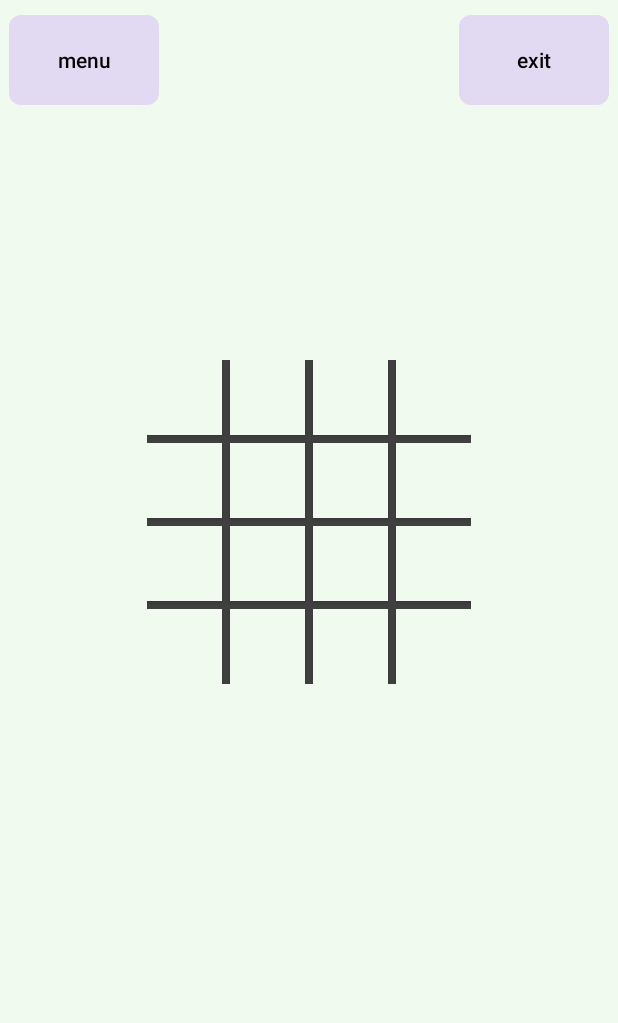
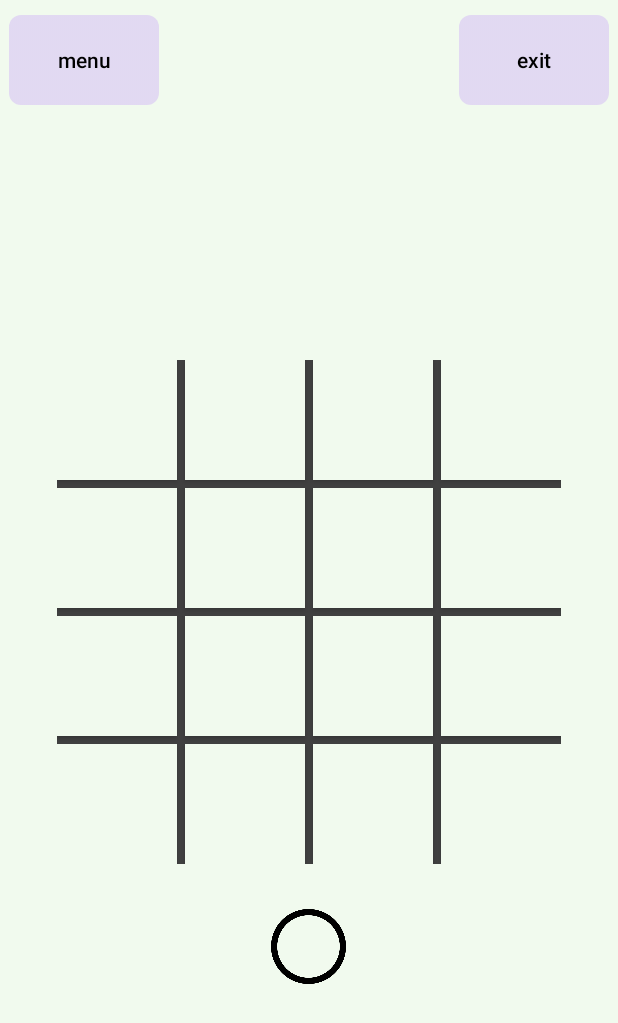
Before and after one commit to souvik757/Game_TicTacToe_Ver1.0.1, an Android app: the StartGame_4x4 screen opened directly, with no data from a screen before it, on a phone screen of 412 x 824 dp. Shown: the top 1023 px of the screen. Run offline under Robolectric (Android 15) with nearby library versions, the phone set to English and light mode, and no system bars.

Commit message:
1 .  Full Functional 3 X 3 2 .  Full Functional 4 X 4 . . . in progress ✔

```diff
--- a/app/src/main/java/com/example/game/GameActivity/StartGame_4x4.java
+++ b/app/src/main/java/com/example/game/GameActivity/StartGame_4x4.java
@@ -2,15 +2,208 @@ package com.example.game.GameActivity;
 
 import androidx.appcompat.app.AppCompatActivity;
 
+import android.animation.ArgbEvaluator;
+import android.animation.ValueAnimator;
+import android.app.AlertDialog;
+import android.content.Context;
+import android.content.DialogInterface;
+import android.content.Intent;
 import android.os.Bundle;
+import android.view.View;
+import android.view.animation.AnimationUtils;
+import android.widget.Button;
+import android.widget.ImageView;
+import android.widget.LinearLayout;
+import android.widget.Toast;
 
+import com.example.game.GameLogic.NLogic;
+import com.example.game.GameLogic.ThreeLogic;
+import com.example.game.GameLogic.raw;
+import com.example.game.ModelView.StartMenu;
 import com.example.game.R;
+
+import java.util.HashMap;
+import java.util.Map;
 
 public class StartGame_4x4 extends AppCompatActivity {
 
+    private int counter = -1 ;
+    private Button[][] button;
+    private Button ButtonRetry ;
+    private Map<Button , Integer> val = new HashMap<>() ;
+    private LinearLayout Board ;
+    private ImageView PlayerTurn ;
+    private ImageView CircleWin ;
+    private ImageView CrossWin ;
     @Override
     protected void onCreate(Bundle savedInstanceState) {
         super.onCreate(savedInstanceState);
         setContentView(R.layout.activity_start_game4x4);
+        InitializeWidgets() ;
+        InitializeViews() ;
+        InitializeAnimations() ;
+    }
+    private void InitializeWidgets(){
+        button = new Button[4][4] ;
+        button[0][0] = findViewById(R.id.Button1) ;
+        button[0][1] = findViewById(R.id.Button2) ;
+        button[0][2] = findViewById(R.id.Button3) ;
+        button[0][3] = findViewById(R.id.Button4) ;
+
+        button[1][0] = findViewById(R.id.Button5) ;
+        button[1][1] = findViewById(R.id.Button6) ;
+        button[1][2] = findViewById(R.id.Button7) ;
+        button[1][3] = findViewById(R.id.Button8) ;
+
+        button[2][0] = findViewById(R.id.Button9) ;
+        button[2][1] = findViewById(R.id.Button10) ;
+        button[2][2] = findViewById(R.id.Button11) ;
+        button[2][3] = findViewById(R.id.Button12) ;
+
+        button[3][0] = findViewById(R.id.Button13) ;
+        button[3][1] = findViewById(R.id.Button14) ;
+        button[3][2] = findViewById(R.id.Button15) ;
+        button[3][3] = findViewById(R.id.Button16) ;
+
+        ButtonRetry  = findViewById(R.id.Button_retry) ;
+        InitializeBoard() ;
+    }
+    private void InitializeBoard() {
+        for (int i = 0 ; i < 4  ; i ++){
+            for (int j = 0 ; j < 4 ; j ++)
+                val.putIfAbsent(button[i][j] , raw.empty) ;
+        }
+    }
+    private void InitializeViews(){
+        Board = findViewById(R.id.GameBoard) ;
+        PlayerTurn = findViewById(R.id.Button_turn) ;
+        CircleWin = findViewById(R.id.winner_circle) ;
+        CrossWin = findViewById(R.id.winner_cross) ;
+        PlayerTurn.setBackground(getDrawable(R.drawable.circle));
+    }
+    private void InitializeAnimations(){
+        Board.setAnimation(AnimationUtils.loadAnimation(StartGame_4x4.this , R.anim.bottom_to_up1));
+        PlayerTurn.setAnimation(AnimationUtils.loadAnimation(StartGame_4x4.this , R.anim.bottom_to_up2));
+    }
+
+    public void GameAct(View view){
+        // increase counter
+        counter++ ;
+        if(counter == 1)
+            ButtonRetry.setVisibility(View.VISIBLE);
+        view.findViewById(view.getId()).setEnabled(false);
+        if(counter % 2 == 0) { // circle ::
+            view.findViewById(view.getId()).setBackground(getDrawable(R.drawable.circle_bg));
+            PlayerTurn.setBackground(getDrawable(R.drawable.cross));
+            val.put(view.findViewById(view.getId()) , raw.circle) ;
+        }
+        else { // cross ::
+            view.findViewById(view.getId()).setBackground(getDrawable(R.drawable.cross_bg));
+            PlayerTurn.setBackground(getDrawable(R.drawable.circle));
+            val.put(view.findViewById(view.getId()) , raw.cross) ;
+        }
+        String winner = CheckForWinner() ;
+        if(counter < 15){
+            if(!winner.equals("draw")){
+                if(winner.equals("circle")){
+                    CircleWin.setVisibility(View.VISIBLE);
+                }
+                if(winner.equals("cross")){
+                    CrossWin.setVisibility(View.VISIBLE);
+                }
+                DisableCLick() ;
+            }
+        }
+        else{
+            if(!winner.equals("draw")){
+                if(winner.equals("circle")){
+                    CircleWin.setVisibility(View.VISIBLE);
+                }
+                if(winner.equals("cross")){
+                    CrossWin.setVisibility(View.VISIBLE);
+                }
+            }
+            else{
+                ChangeBackground();
+                Toast.makeText(this, "draw", Toast.LENGTH_SHORT).show();
+            }
+            DisableCLick() ;
+        }
+
+    }
+
+    private String CheckForWinner(){
+        NLogic obj = new NLogic(button , val) ;
+        int X = obj.CheckRow() ;
+        int Y = obj.CheckCol() ;
+        int Z = obj.CheckDiagonal() ;
+        if(X != -1 || Y != -1 || Z != -1){
+            if(X != -1){
+                if(X == raw.circle)
+                    return "circle" ;
+                if(X == raw.cross)
+                    return "cross" ;
+            }
+            if(Y != -1){
+                if(Y == raw.circle)
+                    return "circle" ;
+                if(Y == raw.cross)
+                    return "cross" ;
+            }
+            if(Z != -1){
+                if(Z == raw.circle)
+                    return "circle" ;
+                if(Z == raw.cross)
+                    return "cross" ;
+            }
+        }
+        return "draw" ;
+    }
+
+    private void ChangeBackground(){
+        int startColor = getResources().getColor(R.color.ash);
+        int endColor = getResources().getColor(R.color.red);
+
+        ValueAnimator colorAnimation = ValueAnimator.ofObject(new ArgbEvaluator(), startColor, endColor);
+        colorAnimation.setDuration(3000); // Duration in milliseconds
+
+        colorAnimation.addUpdateListener(new ValueAnimator.AnimatorUpdateListener() {
+            @Override
+            public void onAnimationUpdate(ValueAnimator animator) {
+                Board.setBackgroundColor((int) animator.getAnimatedValue());
+            }
+        });
+        colorAnimation.start();
+    }
+    private void DisableCLick(){
+        for (int i = 0 ; i < 4  ; i ++){
+            for (int j = 0 ; j < 4 ; j ++)
+                button[i][j].setEnabled(false);
+        }
+    }
+    public void GoToMenu(View view){
+        startActivity(new Intent(this , StartMenu.class));
+        finish() ;
+    }
+    public void GoToExit(View view){
+        finish() ;
+    }
+    public void LaunchGame(View view){
+        startActivity(new Intent(this , StartGame_4x4.class));
+        finish() ;
+    }
+    public void AlertBox(Context context , String message , Class<?> myClass) {
+        AlertDialog.Builder builder = new AlertDialog.Builder(context);
+        builder.setMessage(message);
+        builder.setTitle("Alert !");
+        builder.setCancelable(true);
+        builder.setPositiveButton("confirm", (DialogInterface.OnClickListener) (dialog, which) -> {
+            // do things. . .
+        });
+        builder.setNegativeButton("cancel", (DialogInterface.OnClickListener) (dialog, which) -> {
+            dialog.cancel();
+        });
+        AlertDialog alertDialog = builder.create();
+        alertDialog.show();
     }
 }
--- a/app/src/main/res/layout/activity_start_game4x4.xml
+++ b/app/src/main/res/layout/activity_start_game4x4.xml
@@ -20,6 +20,8 @@
             android:gravity="center"
             android:layout_marginTop="10dp">
             <androidx.appcompat.widget.AppCompatButton
+                android:id="@+id/Button_menu"
+                android:onClick="GoToMenu"
                 android:layout_width="100dp"
                 android:layout_height="60dp"
                 android:textAllCaps="false"
@@ -30,6 +32,8 @@
                 android:layout_width="200dp"
                 android:layout_height="60dp"/>
             <androidx.appcompat.widget.AppCompatButton
+                android:id="@+id/Button_exit"
+                android:onClick="GoToExit"
                 android:layout_width="100dp"
                 android:layout_height="60dp"
                 android:textAllCaps="false"
@@ -44,11 +48,13 @@
             android:layout_marginTop="40dp"
             android:orientation="horizontal">
             <ImageView
+                android:id="@+id/winner_circle"
                 android:background="@drawable/circle"
                 android:layout_width="100dp"
                 android:visibility="invisible"
                 android:layout_height="100dp"/>
             <ImageView
+                android:id="@+id/winner_cross"
                 android:background="@drawable/cross"
                 android:layout_width="100dp"
                 android:visibility="invisible"
@@ -56,6 +62,7 @@
         </LinearLayout>
     </LinearLayout>
     <LinearLayout
+        android:id="@+id/GameBoard"
         android:layout_width="wrap_content"
         android:layout_height="wrap_content"
         android:background="@color/ash"
@@ -67,29 +74,37 @@
             android:layout_height="wrap_content"
             android:orientation="horizontal">
             <androidx.appcompat.widget.AppCompatButton
-                android:layout_width="50dp"
-                android:layout_height="50dp"
+                android:id="@+id/Button1"
+                android:onClick="GameAct"
+                android:layout_width="80dp"
+                android:layout_height="80dp"
                 android:background="@drawable/button_bg_1"
 
                 android:layout_marginBottom="5dp"
                 />
             <androidx.appcompat.widget.AppCompatButton
-                android:layout_width="50dp"
-                android:layout_height="50dp"
+                android:id="@+id/Button2"
+                android:onClick="GameAct"
+                android:layout_width="80dp"
+                android:layout_height="80dp"
                 android:background="@drawable/button_bg_1"
 
                 android:layout_marginStart="5dp"
                 />
             <androidx.appcompat.widget.AppCompatButton
-                android:layout_width="50dp"
-                android:layout_height="50dp"
+                android:id="@+id/Button3"
+                android:onClick="GameAct"
+                android:layout_width="80dp"
+                android:layout_height="80dp"
                 android:background="@drawable/button_bg_1"
 
                 android:layout_marginStart="5dp"
                 />
             <androidx.appcompat.widget.AppCompatButton
-                android:layout_width="50dp"
-                android:layout_height="50dp"
+                android:id="@+id/Button4"
+                android:onClick="GameAct"
+                android:layout_width="80dp"
+                android:layout_height="80dp"
                 android:background="@drawable/button_bg_1"
 
                 android:layout_marginStart="5dp"
@@ -101,29 +116,37 @@
             android:layout_height="wrap_content"
             android:orientation="horizontal">
             <androidx.appcompat.widget.AppCompatButton
-                android:layout_width="50dp"
-                android:layout_height="50dp"
+                android:id="@+id/Button5"
+                android:onClick="GameAct"
+                android:layout_width="80dp"
+                android:layout_height="80dp"
                 android:background="@drawable/button_bg_1"
 
                 android:layout_marginBottom="5dp"
                 />
             <androidx.appcompat.widget.AppCompatButton
-                android:layout_width="50dp"
-                android:layout_height="50dp"
+                android:id="@+id/Button6"
+                android:onClick="GameAct"
+                android:layout_width="80dp"
+                android:layout_height="80dp"
                 android:background="@drawable/button_bg_1"
 
                 android:layout_marginStart="5dp"
                 />
             <androidx.appcompat.widget.AppCompatButton
-                android:layout_width="50dp"
-                android:layout_height="50dp"
+                android:id="@+id/Button7"
+                android:onClick="GameAct"
+                android:layout_width="80dp"
+                android:layout_height="80dp"
                 android:background="@drawable/button_bg_1"
 
                 android:layout_marginStart="5dp"
                 />
             <androidx.appcompat.widget.AppCompatButton
-                android:layout_width="50dp"
-                android:layout_height="50dp"
+                android:id="@+id/Button8"
+                android:onClick="GameAct"
+                android:layout_width="80dp"
+                android:layout_height="80dp"
                 android:background="@drawable/button_bg_1"
 
                 android:layout_marginStart="5dp"
@@ -134,29 +157,37 @@
         android:layout_height="wrap_content"
         android:orientation="horizontal">
         <androidx.appcompat.widget.AppCompatButton
-            android:layout_width="50dp"
-            android:layout_height="50dp"
+            android:id="@+id/Button9"
+            android:onClick="GameAct"
+            android:layout_width="80dp"
+            android:layout_height="80dp"
             android:background="@drawable/button_bg_1"
 
             android:layout_marginBottom="5dp"
             />
         <androidx.appcompat.widget.AppCompatButton
-            android:layout_width="50dp"
-            android:layout_height="50dp"
+            android:id="@+id/Button10"
+            android:onClick="GameAct"
+            android:layout_width="80dp"
+            android:layout_height="80dp"
             android:background="@drawable/button_bg_1"
 
             android:layout_marginStart="5dp"
             />
         <androidx.appcompat.widget.AppCompatButton
-            android:layout_width="50dp"
-            android:layout_height="50dp"
+            android:id="@+id/Button11"
+            android:onClick="GameAct"
+            android:layout_width="80dp"
+            android:layout_height="80dp"
             android:background="@drawable/button_bg_1"
 
             android:layout_marginStart="5dp"
             />
         <androidx.appcompat.widget.AppCompatButton
-            android:layout_width="50dp"
-            android:layout_height="50dp"
+            android:id="@+id/Button12"
+            android:onClick="GameAct"
+            android:layout_width="80dp"
+            android:layout_height="80dp"
             android:background="@drawable/button_bg_1"
 
             android:layout_marginStart="5dp"
@@ -167,26 +198,34 @@
             android:layout_height="wrap_content"
             android:orientation="horizontal">
             <androidx.appcompat.widget.AppCompatButton
-                android:layout_width="50dp"
-                android:layout_height="50dp"
+                android:id="@+id/Button13"
+                android:onClick="GameAct"
+                android:layout_width="80dp"
+                android:layout_height="80dp"
                 android:background="@drawable/button_bg_1"/>
             <androidx.appcompat.widget.AppCompatButton
-                android:layout_width="50dp"
-                android:layout_height="50dp"
+                android:id="@+id/Button14"
+                android:onClick="GameAct"
+                android:layout_width="80dp"
+                android:layout_height="80dp"
                 android:background="@drawable/button_bg_1"
 
                 android:layout_marginStart="5dp"
                 />
             <androidx.appcompat.widget.AppCompatButton
-                android:layout_width="50dp"
-                android:layout_height="50dp"
+                android:id="@+id/Button15"
+                android:onClick="GameAct"
+                android:layout_width="80dp"
+                android:layout_height="80dp"
                 android:background="@drawable/button_bg_1"
 
                 android:layout_marginStart="5dp"
                 />
             <androidx.appcompat.widget.AppCompatButton
-                android:layout_width="50dp"
-                android:layout_height="50dp"
+                android:id="@+id/Button16"
+                android:onClick="GameAct"
+                android:layout_width="80dp"
+                android:layout_height="80dp"
                 android:background="@drawable/button_bg_1"
 
                 android:layout_marginStart="5dp"
@@ -194,12 +233,15 @@
         </LinearLayout>
     </LinearLayout>
     <ImageView
+        android:id="@+id/Button_turn"
         android:layout_gravity="center"
         android:layout_marginTop="30dp"
         android:layout_width="50dp"
         android:layout_height="50dp"
         />
     <androidx.appcompat.widget.AppCompatButton
+        android:id="@+id/Button_retry"
+        android:onClick="LaunchGame"
         android:visibility="invisible"
         android:layout_width="100dp"
         android:layout_height="60dp"
--- a/app/src/main/res/layout/activity_start_game_3x3.xml
+++ b/app/src/main/res/layout/activity_start_game_3x3.xml
@@ -21,6 +21,7 @@
             android:layout_marginTop="10dp">
             <androidx.appcompat.widget.AppCompatButton
                 android:id="@+id/Button_menu"
+                android:onClick="GoToMenu"
                 android:layout_width="100dp"
                 android:layout_height="60dp"
                 android:textAllCaps="false"
@@ -32,6 +33,7 @@
                 android:layout_height="60dp"/>
             <androidx.appcompat.widget.AppCompatButton
                 android:id="@+id/Button_exit"
+                android:onClick="GoToExit"
                 android:layout_width="100dp"
                 android:layout_height="60dp"
                 android:textAllCaps="false"
@@ -73,11 +75,11 @@
             android:orientation="horizontal">
             <androidx.appcompat.widget.AppCompatButton
                 android:id="@+id/Button1"
+                android:onClick="GameAct"
                 android:layout_width="100dp"
                 android:layout_height="100dp"
                 android:background="@drawable/button_bg_1"
                 android:layout_marginBottom="5dp"
-                android:onClick="GameAct"
                 />
             <androidx.appcompat.widget.AppCompatButton
                 android:id="@+id/Button2"
@@ -161,6 +163,7 @@
         />
     <androidx.appcompat.widget.AppCompatButton
         android:id="@+id/Button_retry"
+        android:onClick="LaunchGame"
         android:visibility="invisible"
         android:layout_width="100dp"
         android:layout_height="60dp"
--- a/app/src/main/res/values/colors.xml
+++ b/app/src/main/res/values/colors.xml
@@ -11,7 +11,7 @@
     <color name="green">#A0FF32</color>
     <color name="ash">#404040</color>
     <color name="black">#FF000000</color>
-    <color name="red">#e63946</color>
+    <color name="red">#D50000</color>
     <color name="sky">#a8dadc</color>
     <color name="blue">#457b9d</color>
     <color name="navy">#1d3557</color>
```
Also changed, not shown: app/src/main/java/com/example/game/GameActivity/StartGame_3x3.java (+130 -16 lines), app/src/main/java/com/example/game/GameLogic/NLogic.java (added, +127 -0 lines), app/src/main/java/com/example/game/GameLogic/ThreeLogic.java (added, +51 -0 lines), app/src/main/java/com/example/game/GameLogic/raw.java (added, +7 -0 lines).
